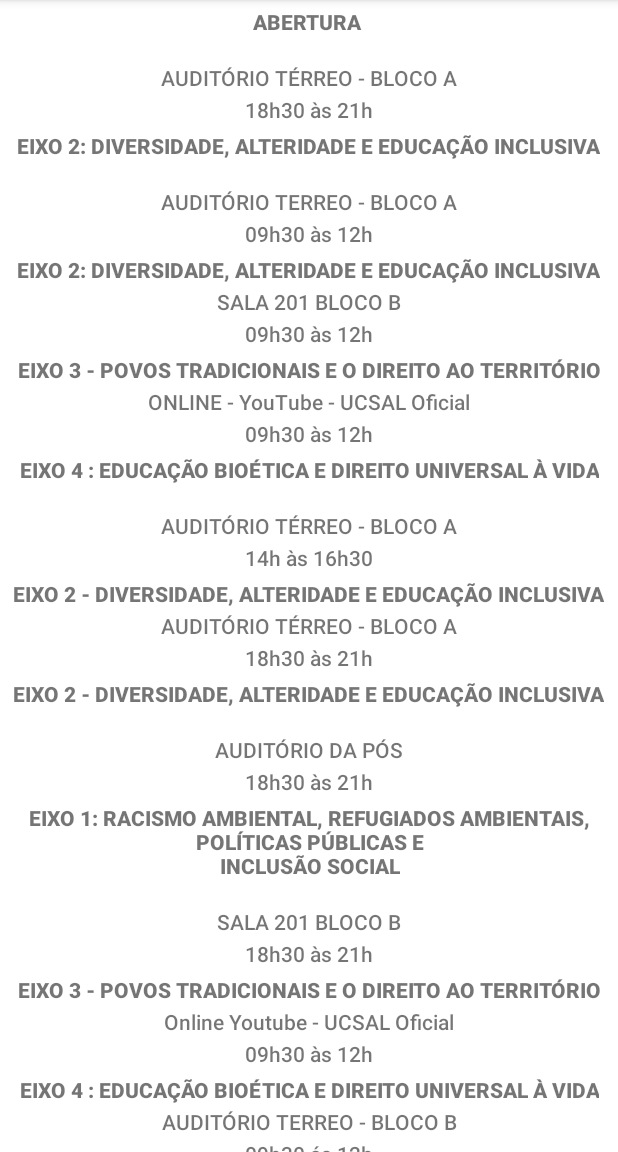
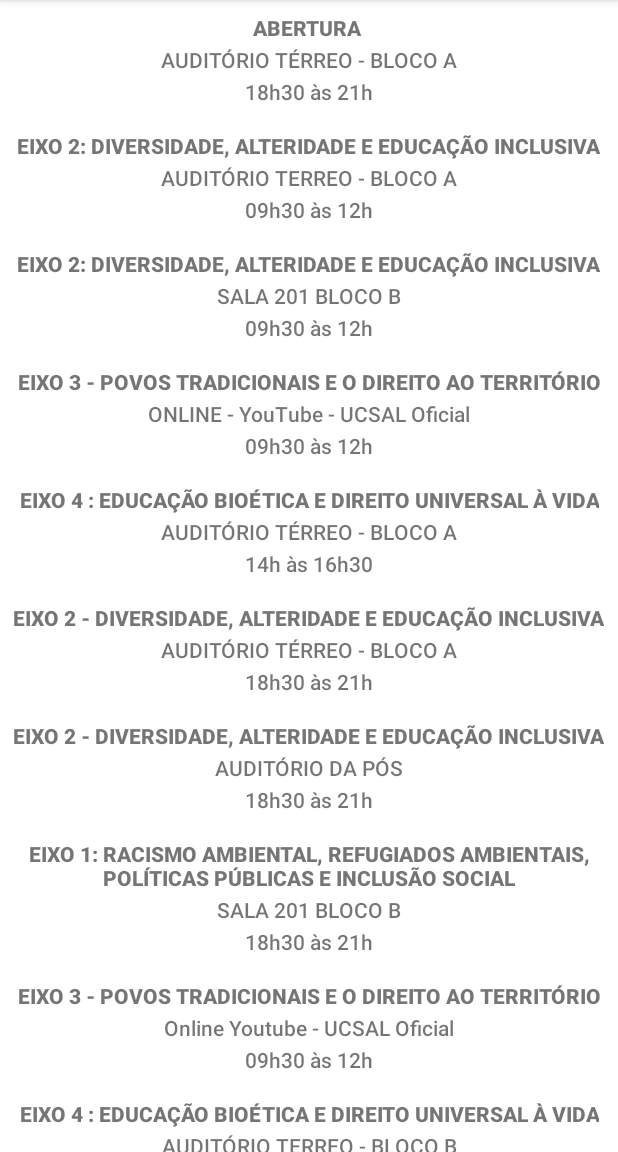
Before and after one commit to LGBastos/SEMOC, an Android app: the screen it shows after launch (Cronograma), after a tap on "MESA REDONDA", on a phone screen of 412 x 824 dp, the part 84-1236 px from its top. Run offline under Robolectric (Android 15) with nearby library versions, the phone set to English and light mode, and no system bars.

Commit message:
Ajuste nos layouts de item.

```diff
--- a/app/src/main/java/mobile/com/ucsal/semoc/DAO/MesaRedondaDAO.java
+++ b/app/src/main/java/mobile/com/ucsal/semoc/DAO/MesaRedondaDAO.java
@@ -8,7 +8,7 @@ import mobile.com.ucsal.semoc.model.ItemCronograma;
 public class MesaRedondaDAO extends MasterDAO implements Serializable {
     public MesaRedondaDAO() {
         this.lista =  Arrays.asList(new ItemCronograma("18h30 às 21h", "17/10",
-                        "ABERTURA\n"
+                        "ABERTURA"
                         ,"Profa. Dra. Roberta Gontijo - Reitora\n" +
                         "Prof. Dr. Deivid Carvalho Lorenzo - Pró Reitor de Graduação\n" +
                         "Profa. Dra. Silvana Sá de Carvalho\n\n" +
@@ -19,7 +19,7 @@ public class MesaRedondaDAO extends MasterDAO implements Serializable {
                         "Moderação: Matheus Martins de Oliveira (UCSAL e OAB-BA)","AUDITÓRIO TÉRREO - BLOCO A"),
                 new ItemCronograma("09h30 às 12h",
                         "18/10",
-                        "EIXO 2: DIVERSIDADE, ALTERIDADE E EDUCAÇÃO INCLUSIVA\n",
+                        "EIXO 2: DIVERSIDADE, ALTERIDADE E EDUCAÇÃO INCLUSIVA",
                         "Mesa-redonda: A Jurisdição Constitucional e a Defesa das Constituições Normativas\n" +
                                 "Coordenação: Prof. Dr. Dirley da Cunha Júnior (UCSAL)\n" +
                                 "Participantes:\n" +
@@ -60,7 +60,7 @@ public class MesaRedondaDAO extends MasterDAO implements Serializable {
                 new ItemCronograma(
                         "14h às 16h30",
                         "18/10",
-                        "EIXO 4 : EDUCAÇÃO BIOÉTICA E DIREITO UNIVERSAL À VIDA\n",
+                        "EIXO 4 : EDUCAÇÃO BIOÉTICA E DIREITO UNIVERSAL À VIDA",
                         "Mesa redonda: O Olhar na História para Identificar os Caminhos da Ciência\n" +
                                 "Coordenação: Profa. Dra. Kátia Oliver de Sá (UCSAL)\n" +
                                 "Participantes:\n" +
@@ -93,7 +93,7 @@ public class MesaRedondaDAO extends MasterDAO implements Serializable {
                 new ItemCronograma(
                         "18h30 às 21h",
                         "18/10",
-                        "EIXO 2 - DIVERSIDADE, ALTERIDADE E EDUCAÇÃO INCLUSIVA\n",
+                        "EIXO 2 - DIVERSIDADE, ALTERIDADE E EDUCAÇÃO INCLUSIVA",
                         "Mesa-redonda: Instrumentos democráticos por uma educação inclusiva e efetiva\n" +
                                 "Coordenação: Claudio Queiroz (UCSAL)\n" +
                                 "Participantes:\n" +
@@ -107,8 +107,8 @@ public class MesaRedondaDAO extends MasterDAO implements Serializable {
                 new ItemCronograma(
                         "18h30 às 21h",
                         "18/10",
-                        "EIXO 1: RACISMO AMBIENTAL, REFUGIADOS AMBIENTAIS, POLÍTICAS PÚBLICAS E\n" +
-                                "INCLUSÃO SOCIAL\n",
+                        "EIXO 1: RACISMO AMBIENTAL, REFUGIADOS AMBIENTAIS, POLÍTICAS PÚBLICAS E " +
+                                "INCLUSÃO SOCIAL",
                         "Mesa-redonda: Instrumentos democráticos por uma educação inclusiva e efetiva\n" +
                                 "Coordenação: Claudio Queiroz (UCSAL)\n" +
                                 "Participantes:\n" +
@@ -244,8 +244,8 @@ public class MesaRedondaDAO extends MasterDAO implements Serializable {
                 new ItemCronograma(
                         "09h30 ás 12h",
                         "20/10",
-                        "EIXO 1 - RACISMO AMBIENTAL, REFUGIADOS AMBIENTAIS, POLÍTICAS PÚBLICAS E\n" +
-                                "INCLUSÃO SOCIAL\n",
+                        "EIXO 1 - RACISMO AMBIENTAL, REFUGIADOS AMBIENTAIS, POLÍTICAS PÚBLICAS E " +
+                                "INCLUSÃO SOCIAL",
                         "Mesa redonda: Racismo Ambiental, Refugiados Ambientais, Políticas Públicas e\n" +
                                 "Inclusão Social\n" +
                                 "Coordenação: Profa. Dra. Julie Sarah Lourau Alves da Silva (UCSAL)\n" +
@@ -273,7 +273,7 @@ public class MesaRedondaDAO extends MasterDAO implements Serializable {
                 new ItemCronograma(
                         "18h30 às 21h",
                         "20/10",
-                        "EIXO 1: RACISMO AMBIENTAL, REFUGIADOS AMBIENTAIS, POLÍTICAS PÚBLICAS E\n" +
+                        "EIXO 1: RACISMO AMBIENTAL, REFUGIADOS AMBIENTAIS, POLÍTICAS PÚBLICAS E " +
                                 "INCLUSÃO SOCIAL",
                         "Mesa-redonda: Constituição, Política e Instituições Judiciais\n" +
                                 "Coordenação: Prof. Dr. Alexandre Douglas Zaidan (UCSAL)\n" +
--- a/app/src/main/res/layout/item_cronograma.xml
+++ b/app/src/main/res/layout/item_cronograma.xml
@@ -3,7 +3,9 @@
     xmlns:app="http://schemas.android.com/apk/res-auto"
     xmlns:tools="http://schemas.android.com/tools"
     android:layout_width="match_parent"
-    android:layout_height="wrap_content">
+    android:layout_height="wrap_content"
+    android:paddingTop="4dp"
+    android:paddingBottom="8dp">
 
     <TextView
         android:id="@+id/cronograma_titulo"
--- a/app/src/main/res/layout/item_livro.xml
+++ b/app/src/main/res/layout/item_livro.xml
@@ -4,6 +4,8 @@
     xmlns:tools="http://schemas.android.com/tools"
     android:layout_width="match_parent"
     android:layout_height="wrap_content"
+    android:paddingTop="4dp"
+    android:paddingBottom="8dp"
     tools:context=".Livros">
 
     <TextView
```
